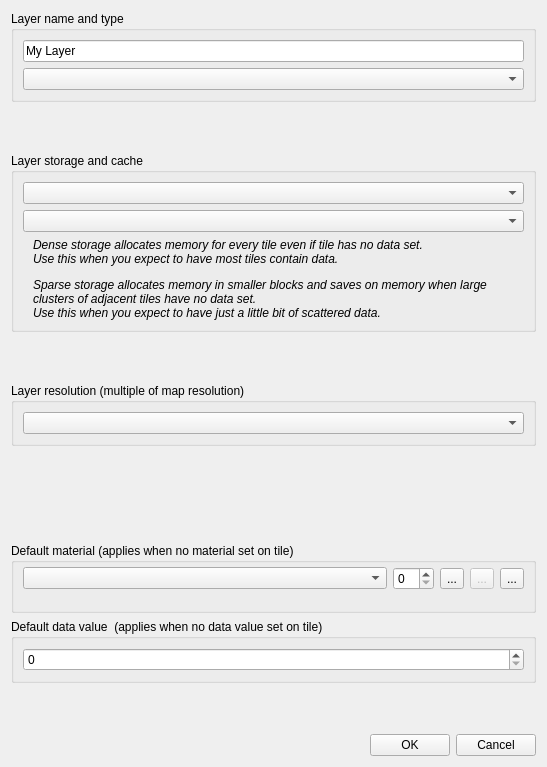
This is editor/gui/dlgtilelayer.ui in ensisoft/detonator as Qt 5 draws it before an edit. The edited form follows.
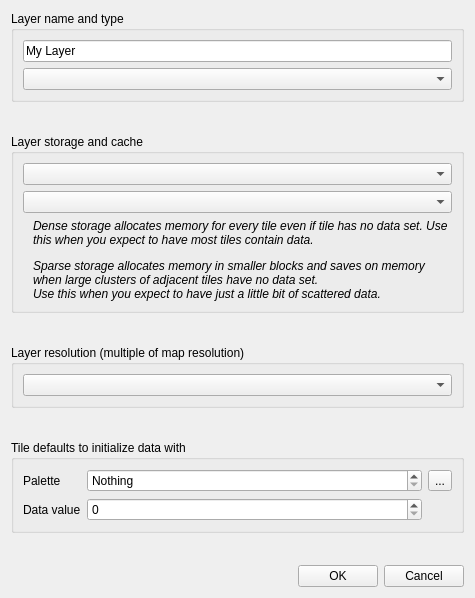
This is the edited form. Icons and pictures are not drawn.

Commit message:
Refactor tilemap layer default tile to use a palette index
Refactor tilemap layer default tile to use a palette index. The plan
is to refactor the tilemap material system so that a tilemap layer
can either use many materials or use a single tilemap material.
This means that for the tilemap material case this workflow cannot
work, rather we ca only select the initial palette *index*.

Patch:
```diff
--- a/editor/gui/dlgtilelayer.ui
+++ b/editor/gui/dlgtilelayer.ui
@@ -6,8 +6,8 @@
    <rect>
     <x>0</x>
     <y>0</y>
-    <width>547</width>
-    <height>767</height>
+    <width>475</width>
+    <height>598</height>
    </rect>
   </property>
   <property name="windowTitle">
@@ -85,7 +85,7 @@
       <item>
        <widget class="QLabel" name="label_2">
         <property name="text">
-         <string>&lt;html&gt;&lt;head/&gt;&lt;body&gt;&lt;p&gt;&lt;span style=&quot; font-style:italic;&quot;&gt;Dense storage allocates memory for every tile even if tile has no data set. &lt;br/&gt;Use this when you expect to have most tiles contain data.&lt;/span&gt;&lt;/p&gt;&lt;p&gt;&lt;span style=&quot; font-style:italic;&quot;&gt;Sparse storage allocates memory in smaller blocks and saves on memory when large clusters of adjacent tiles have no data set. &lt;br/&gt;Use this when you expect to have just a little bit of scattered data.&lt;/span&gt;&lt;/p&gt;&lt;/body&gt;&lt;/html&gt;</string>
+         <string>&lt;html&gt;&lt;head/&gt;&lt;body&gt;&lt;p&gt;&lt;span style=&quot; font-style:italic;&quot;&gt;Dense storage allocates memory for every tile even if tile has no data set. Use this when you expect to have most tiles contain data.&lt;/span&gt;&lt;/p&gt;&lt;p&gt;&lt;span style=&quot; font-style:italic;&quot;&gt;Sparse storage allocates memory in smaller blocks and saves on memory when large clusters of adjacent tiles have no data set. &lt;br/&gt;Use this when you expect to have just a little bit of scattered data.&lt;/span&gt;&lt;/p&gt;&lt;/body&gt;&lt;/html&gt;</string>
         </property>
         <property name="textFormat">
          <enum>Qt::RichText</enum>
@@ -137,7 +137,7 @@
     </widget>
    </item>
    <item>
-    <spacer name="verticalSpacer_3">
+    <spacer name="verticalSpacer_4">
      <property name="orientation">
       <enum>Qt::Vertical</enum>
      </property>
@@ -150,94 +150,68 @@
     </spacer>
    </item>
    <item>
-    <spacer name="verticalSpacer_5">
-     <property name="orientation">
-      <enum>Qt::Vertical</enum>
-     </property>
-     <property name="sizeHint" stdset="0">
-      <size>
-       <width>20</width>
-       <height>40</height>
-      </size>
-     </property>
-    </spacer>
-   </item>
-   <item>
-    <widget class="QGroupBox" name="groupBox_5">
+    <widget class="QGroupBox" name="groupBox_3">
      <property name="title">
-      <string>Default material (applies when no material set on tile)</string>
+      <string>Tile defaults to initialize data with</string>
      </property>
      <property name="flat">
       <bool>true</bool>
      </property>
-     <layout class="QVBoxLayout" name="verticalLayout_6">
-      <property name="topMargin">
-       <number>4</number>
-      </property>
-      <property name="bottomMargin">
-       <number>20</number>
-      </property>
-      <item>
-       <layout class="QHBoxLayout" name="horizontalLayout_3">
-        <item>
-         <widget class="QComboBox" name="cmbMaterial">
-          <property name="sizePolicy">
-           <sizepolicy hsizetype="Preferred" vsizetype="Fixed">
-            <horstretch>0</horstretch>
-            <verstretch>0</verstretch>
-           </sizepolicy>
-          </property>
-          <property name="placeholderText">
+     <layout class="QGridLayout" name="gridLayout_3">
+      <item row="0" column="1">
+       <widget class="QSpinBox" name="tilePaletteIndex">
+        <property name="specialValueText">
            <string>Nothing</string>
           </property>
-         </widget>
-        </item>
-        <item>
-         <widget class="QSpinBox" name="tileIndex">
+        <property name="prefix">
+         <string>Palette Index </string>
+        </property>
+        <property name="minimum">
+         <number>-1</number>
+        </property>
+        <property name="maximum">
+         <number>254</number>
+        </property>
+        <property name="value">
+         <number>-1</number>
+        </property>
+       </widget>
+      </item>
+      <item row="1" column="0">
+       <widget class="QLabel" name="label_15">
+        <property name="text">
+         <string>Data value</string>
+        </property>
+       </widget>
+      </item>
+      <item row="0" column="0">
+       <widget class="QLabel" name="label_12">
           <property name="sizePolicy">
-           <sizepolicy hsizetype="Maximum" vsizetype="Fixed">
+         <sizepolicy hsizetype="Maximum" vsizetype="Preferred">
             <horstretch>0</horstretch>
             <verstretch>0</verstretch>
            </sizepolicy>
           </property>
-         </widget>
-        </item>
-        <item>
-         <widget class="QToolButton" name="btnSelectMaterial">
-          <property name="toolTip">
-           <string>Select material</string>
-          </property>
           <property name="text">
-           <string>...</string>
-          </property>
-          <property name="icon">
-           <iconset resource="../resource/resource.qrc">
-            <normaloff>:/16x16_ico_png/material.png</normaloff>:/16x16_ico_png/material.png</iconset>
-          </property>
-          <property name="arrowType">
-           <enum>Qt::NoArrow</enum>
-          </property>
-         </widget>
-        </item>
-        <item>
-         <widget class="QToolButton" name="btnSetMaterialParams">
-          <property name="enabled">
-           <bool>false</bool>
-          </property>
-          <property name="toolTip">
-           <string>Edit material parameters</string>
-          </property>
-          <property name="text">
-           <string>...</string>
-          </property>
-          <property name="icon">
-           <iconset resource="../resource/resource.qrc">
-            <normaloff>:/16x16_ico_png/edit.png</normaloff>:/16x16_ico_png/edit.png</iconset>
-          </property>
-         </widget>
-        </item>
-        <item>
-         <widget class="QToolButton" name="btnResetMaterial">
+         <string>Palette</string>
+        </property>
+       </widget>
+      </item>
+      <item row="1" column="1">
+       <widget class="QSpinBox" name="tileDataValue">
+        <property name="sizePolicy">
+         <sizepolicy hsizetype="Preferred" vsizetype="Fixed">
+          <horstretch>0</horstretch>
+          <verstretch>0</verstretch>
+         </sizepolicy>
+        </property>
+        <property name="stepType">
+         <enum>QAbstractSpinBox::AdaptiveDecimalStepType</enum>
+        </property>
+       </widget>
+      </item>
+      <item row="0" column="2">
+       <widget class="QToolButton" name="btnResetPaletteIndex">
           <property name="toolTip">
            <string>Reset entity script to nothing</string>
           </property>
@@ -257,31 +231,10 @@
          </widget>
         </item>
        </layout>
-      </item>
-     </layout>
     </widget>
    </item>
    <item>
-    <widget class="QGroupBox" name="groupBox_6">
-     <property name="title">
-      <string>Default data value  (applies when no data value set on tile)</string>
-     </property>
-     <property name="flat">
-      <bool>true</bool>
-     </property>
-     <layout class="QVBoxLayout" name="verticalLayout_7">
-      <item>
-       <widget class="QSpinBox" name="value">
-        <property name="stepType">
-         <enum>QAbstractSpinBox::AdaptiveDecimalStepType</enum>
-        </property>
-       </widget>
-      </item>
-     </layout>
-    </widget>
-   </item>
-   <item>
-    <spacer name="verticalSpacer_4">
+    <spacer name="verticalSpacer_3">
      <property name="orientation">
       <enum>Qt::Vertical</enum>
      </property>
```
Left out of the diff: 8 changed lines with no effect on the pictures. Lines whose indentation alone changed are shown as unchanged. The commit also changes 6 other files.
